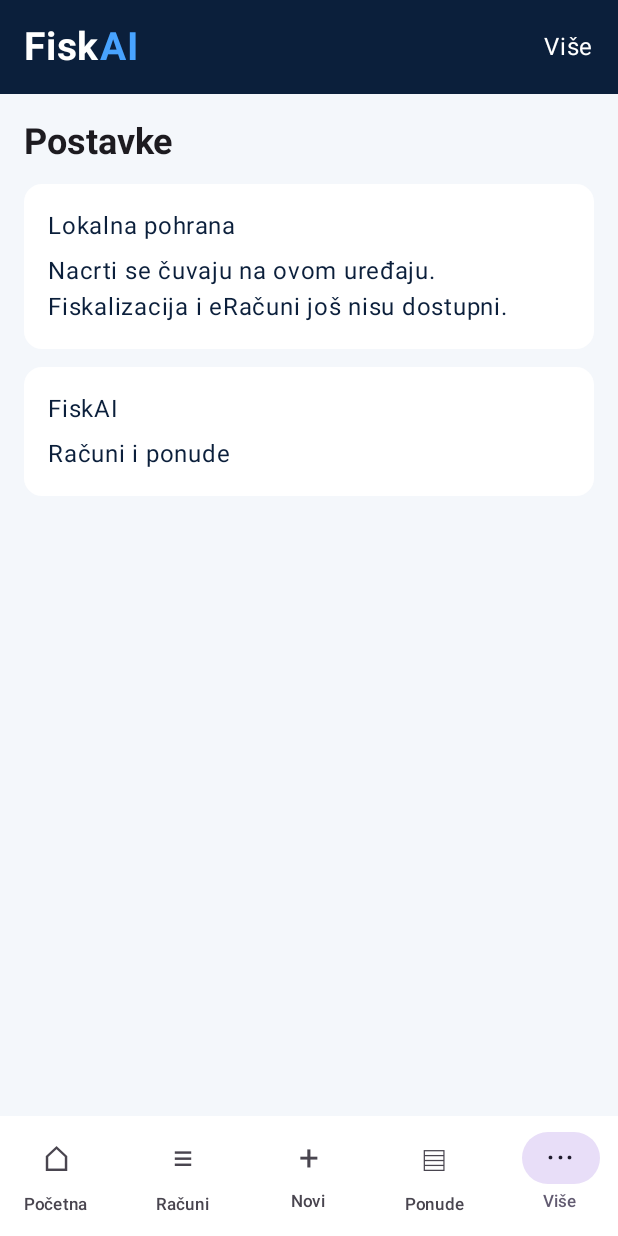
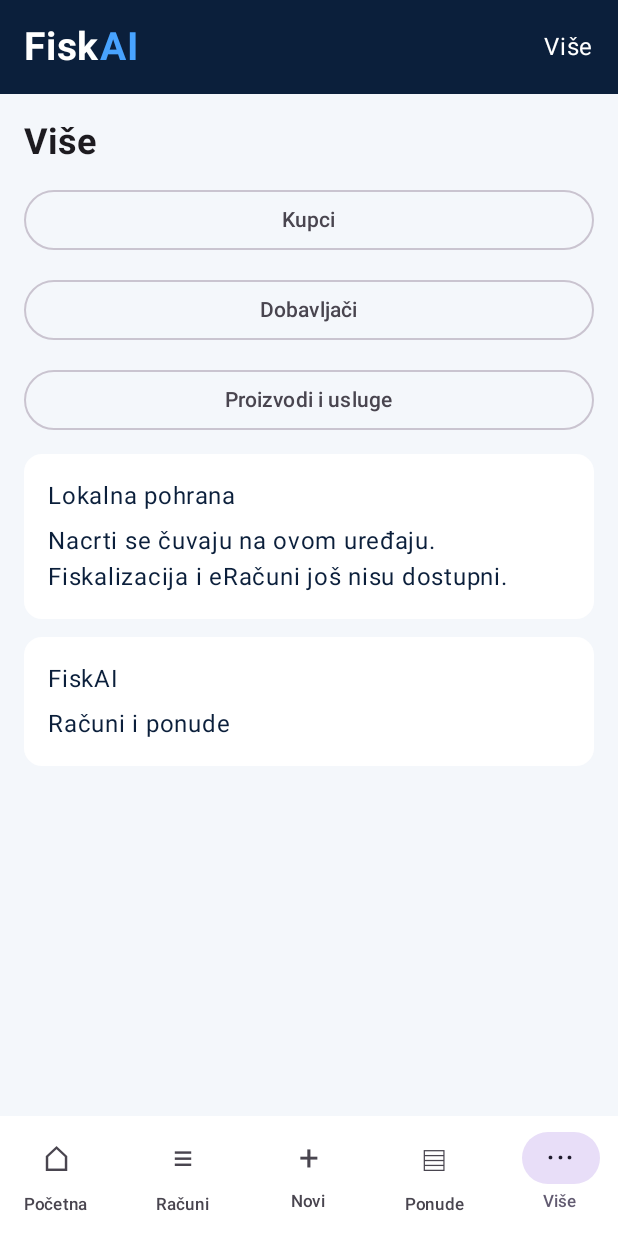
Before and after one commit to bren-wp/FiskAI, an Android app built with Jetpack Compose: the screen it shows after launch (MainActivity), item 5 of the bottom bar chosen, on a phone screen of 412 x 824 dp. Run offline under Robolectric (Android 15) with nearby library versions, the phone set to English and light mode, and no system bars.

Commit message:
Add local customer supplier and product directory; provision Android SDK in CI

```diff
--- a/app/build.gradle.kts
+++ b/app/build.gradle.kts
@@ -10,8 +10,8 @@ android {
         applicationId = "hr.brendigo.fiskai"
         minSdk = 24
         targetSdk = 35
-        versionCode = 1
-        versionName = "0.1.0-alpha01"
+        versionCode = 2
+        versionName = "0.1.0-alpha02"
     }
     compileOptions { sourceCompatibility = JavaVersion.VERSION_17; targetCompatibility = JavaVersion.VERSION_17 }
     kotlinOptions { jvmTarget = "17" }
--- /dev/null
+++ b/app/src/main/java/hr/brendigo/fiskai/DirectoryStore.kt
@@ -0,0 +1,33 @@
+package hr.brendigo.fiskai
+
+import android.content.Context
+import org.json.JSONArray
+import org.json.JSONObject
+import java.math.BigDecimal
+import java.util.UUID
+
+data class Contact(val id: String = UUID.randomUUID().toString(), val name: String, val oib: String, val email: String, val supplier: Boolean)
+data class Product(val id: String = UUID.randomUUID().toString(), val name: String, val code: String, val price: BigDecimal, val vat: BigDecimal, val service: Boolean)
+
+class DirectoryStore(context: Context) {
+    private val prefs = context.getSharedPreferences("fiskai_directory", Context.MODE_PRIVATE)
+    private fun read(key: String) = JSONArray(prefs.getString(key, "[]") ?: "[]")
+    fun contacts(): List<Contact> {
+        val arr = read("contacts")
+        return List(arr.length()) { i -> arr.getJSONObject(i).let { Contact(it.getString("id"), it.getString("name"), it.getString("oib"), it.getString("email"), it.getBoolean("supplier")) } }
+    }
+    fun products(): List<Product> {
+        val arr = read("products")
+        return List(arr.length()) { i -> arr.getJSONObject(i).let { Product(it.getString("id"), it.getString("name"), it.getString("code"), BigDecimal(it.getString("price")), BigDecimal(it.getString("vat")), it.getBoolean("service")) } }
+    }
+    fun saveContacts(items: List<Contact>): Boolean {
+        val arr = JSONArray()
+        items.forEach { arr.put(JSONObject().put("id", it.id).put("name", it.name).put("oib", it.oib).put("email", it.email).put("supplier", it.supplier)) }
+        return prefs.edit().putString("contacts", arr.toString()).commit()
+    }
+    fun saveProducts(items: List<Product>): Boolean {
+        val arr = JSONArray()
+        items.forEach { arr.put(JSONObject().put("id", it.id).put("name", it.name).put("code", it.code).put("price", it.price.toPlainString()).put("vat", it.vat.toPlainString()).put("service", it.service)) }
+        return prefs.edit().putString("products", arr.toString()).commit()
+    }
+}
--- a/app/src/main/java/hr/brendigo/fiskai/MainActivity.kt
+++ b/app/src/main/java/hr/brendigo/fiskai/MainActivity.kt
@@ -23,19 +23,21 @@ import java.util.Locale
 private val Navy = Color(0xFF0B1F3B)
 private val Blue = Color(0xFF005BEA)
 private val Surface = Color(0xFFF4F7FB)
-private fun euro(value: BigDecimal) = NumberFormat.getCurrencyInstance(Locale.forLanguageTag("hr-HR")).format(value)
+internal fun euro(value: BigDecimal) = NumberFormat.getCurrencyInstance(Locale.forLanguageTag("hr-HR")).format(value)
 
 class MainActivity : ComponentActivity() {
     override fun onCreate(savedInstanceState: Bundle?) {
         super.onCreate(savedInstanceState)
         val store = DraftStore(this)
-        setContent { MaterialTheme(colorScheme = lightColorScheme(primary = Blue, background = Surface, surface = Color.White, onSurface = Navy)) { FiskApp(store) } }
+        setContent { MaterialTheme(colorScheme = lightColorScheme(primary = Blue, background = Surface, surface = Color.White, onSurface = Navy)) { FiskApp(store, DirectoryStore(this)) } }
     }
 }
 
 @Composable
-private fun FiskApp(store: DraftStore) {
+private fun FiskApp(store: DraftStore, directory: DirectoryStore) {
     var items by remember { mutableStateOf(store.read()) }
+    var contacts by remember { mutableStateOf(directory.contacts()) }
+    var products by remember { mutableStateOf(directory.products()) }
     var page by remember { mutableStateOf("Početna") }
     var kind by remember { mutableStateOf("Račun") }
     var selected by remember { mutableStateOf<Draft?>(null) }
@@ -64,7 +66,7 @@ private fun FiskApp(store: DraftStore) {
                     Panel { Text("Ukupno", fontWeight = FontWeight.Bold); Text(euro(draft.total), fontSize = 26.sp) }
                     Text("Dokument nije izdan niti fiskaliziran.")
                 }
-                page == "Novi" -> key(kind) { DraftForm(kind, error) { draft ->
+                page == "Novi" -> key(kind) { DraftForm(kind, error, contacts.filter { !it.supplier }, products) { draft ->
                     val updated = items + draft
                     if(store.save(updated)) { items = updated; page = if(kind == "Račun") "Računi" else "Ponude"; error = "" } else error = "Spremanje nije uspjelo."
                 } }
@@ -89,8 +91,18 @@ private fun FiskApp(store: DraftStore) {
                     if(filtered.isEmpty()) Text("Nema odgovarajućih nacrta.")
                     filtered.reversed().forEach { DraftRow(it) { selected = it } }
                 }
+                page == "Kupci" || page == "Dobavljači" -> ContactScreen(
+                    supplier = page == "Dobavljači", contacts = contacts,
+                    onSave = { next -> directory.saveContacts(next).also { if(it) contacts = next } }
+                )
+                page == "Proizvodi i usluge" -> ProductScreen(products) { next ->
+                    directory.saveProducts(next).also { if(it) products = next }
+                }
                 else -> {
-                    Text("Postavke", style = MaterialTheme.typography.headlineSmall, fontWeight = FontWeight.Bold)
+                    Text("Više", style = MaterialTheme.typography.headlineSmall, fontWeight = FontWeight.Bold)
+                    listOf("Kupci", "Dobavljači", "Proizvodi i usluge").forEach { destination ->
+                        OutlinedButton(onClick = { page = destination }, modifier = Modifier.fillMaxWidth()) { Text(destination) }
+                    }
                     Panel { Text("Lokalna pohrana"); Text("Nacrti se čuvaju na ovom uređaju. Fiskalizacija i eRačuni još nisu dostupni.") }
                     Panel { Text("FiskAI"); Text("Računi i ponude") }
                 }
@@ -100,7 +112,7 @@ private fun FiskApp(store: DraftStore) {
 }
 
 @Composable
-private fun Panel(content: @Composable ColumnScope.() -> Unit) {
+internal fun Panel(content: @Composable ColumnScope.() -> Unit) {
     Card(shape = RoundedCornerShape(12.dp), colors = CardDefaults.cardColors(containerColor = Color.White), modifier = Modifier.fillMaxWidth()) {
         Column(Modifier.padding(16.dp), verticalArrangement = Arrangement.spacedBy(6.dp), content = content)
     }
@@ -115,7 +127,7 @@ private fun DraftRow(draft: Draft, open: () -> Unit) {
     }
 }
 @Composable
-private fun DraftForm(kind: String, saveError: String, onSave: (Draft) -> Unit) {
+private fun DraftForm(kind: String, saveError: String, contacts: List<Contact>, products: List<Product>, onSave: (Draft) -> Unit) {
     var customer by remember { mutableStateOf("") }
     var oib by remember { mutableStateOf("") }
     var description by remember { mutableStateOf("") }
@@ -127,6 +139,7 @@ private fun DraftForm(kind: String, saveError: String, onSave: (Draft) -> Unit)
     Text(if(kind == "Račun") "Novi račun" else "Nova ponuda", style = MaterialTheme.typography.headlineSmall, fontWeight = FontWeight.Bold)
     Panel {
         Text("Kupac", fontWeight = FontWeight.Bold)
+        if(contacts.isNotEmpty()) DirectoryPicker("Odaberi kupca", contacts.map { it.name }) { index -> customer = contacts[index].name; oib = contacts[index].oib }
         OutlinedTextField(customer, { customer = it }, label = { Text("Naziv kupca") }, modifier = Modifier.fillMaxWidth())
         OutlinedTextField(oib, { oib = it }, label = { Text("OIB (ako je primjenjivo)") }, modifier = Modifier.fillMaxWidth(), singleLine = true)
     }
@@ -136,6 +149,7 @@ private fun DraftForm(kind: String, saveError: String, onSave: (Draft) -> Unit)
             Column(Modifier.weight(1f)) { Text(line.description); Text(euro(line.total)) }
             TextButton(onClick = { lines = lines.filterIndexed { i, _ -> i != index } }) { Text("Ukloni") }
         } }
+        if(products.isNotEmpty()) DirectoryPicker("Odaberi artikl", products.map { it.name }) { index -> val product = products[index]; description = product.name; price = product.price.toPlainString(); vat = product.vat.toPlainString() }
         OutlinedTextField(description, { description = it }, label = { Text("Naziv proizvoda ili usluge") }, modifier = Modifier.fillMaxWidth())
         OutlinedTextField(quantity, { quantity = it }, label = { Text("Količina") }, modifier = Modifier.fillMaxWidth())
         OutlinedTextField(price, { price = it }, label = { Text("Jedinična cijena bez PDV-a") }, modifier = Modifier.fillMaxWidth())
```
Also changed, not shown: app/src/main/java/hr/brendigo/fiskai/DirectoryScreens.kt (added, +144 -0 lines), 3 other files.
